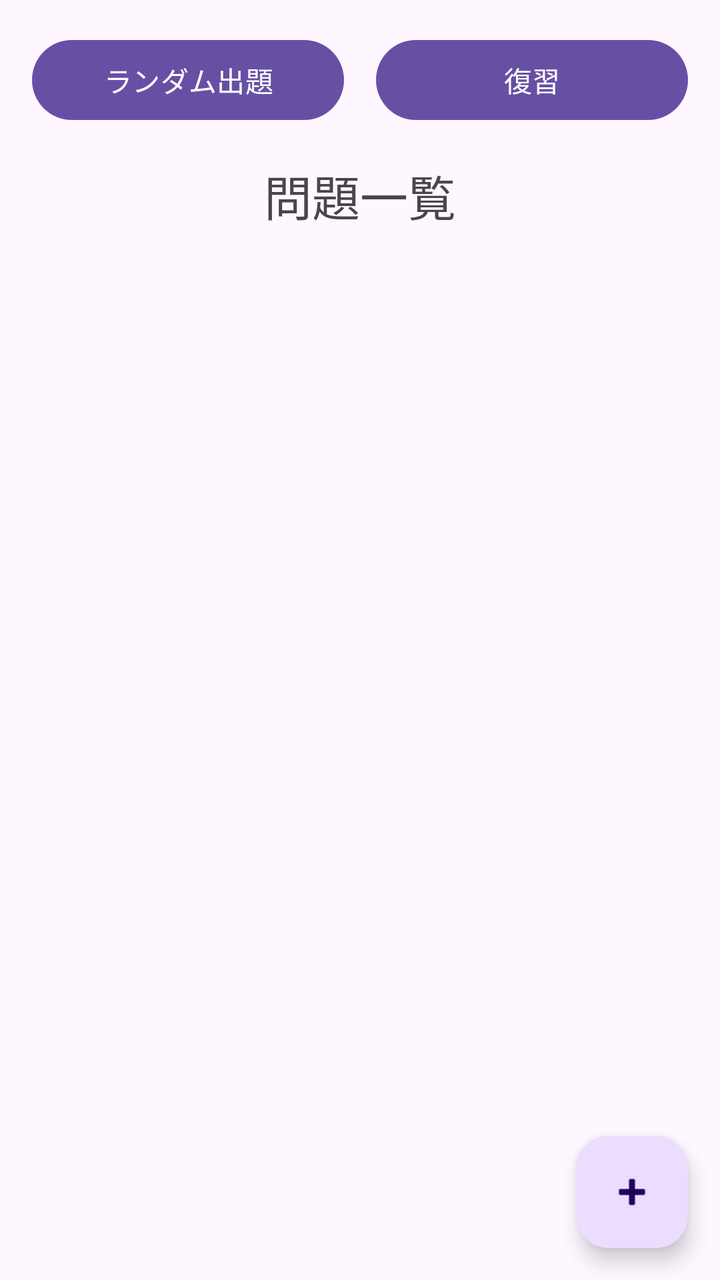
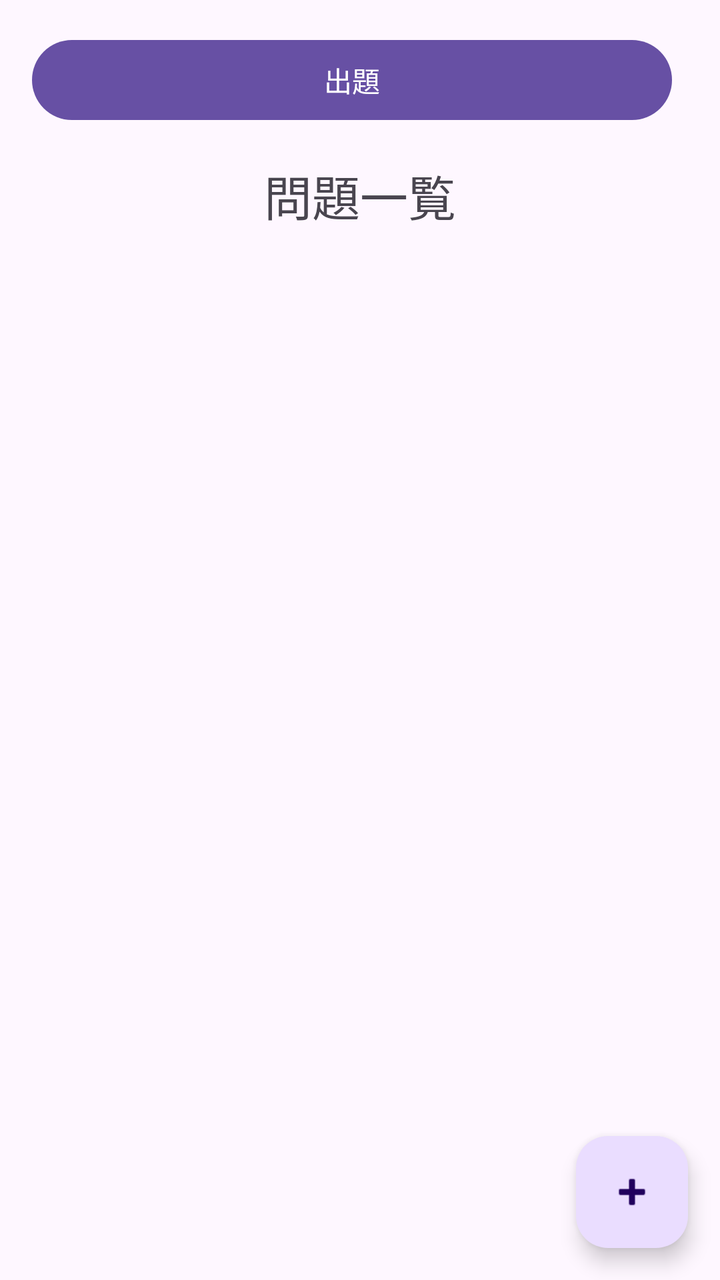

Two renders of the same Android screen: before a commit and after it. Below are the layout's source before the change and the commit's diff.
<!-- AndroidManifest.xml: application theme Theme.ExamDrill -->
<!-- res/layout/fragment_exam_detail.xml -->
<?xml version="1.0" encoding="utf-8"?>
<androidx.constraintlayout.widget.ConstraintLayout xmlns:android="http://schemas.android.com/apk/res/android"
    xmlns:app="http://schemas.android.com/apk/res-auto"
    android:layout_width="match_parent"
    android:layout_height="match_parent">

    <LinearLayout
        android:id="@+id/header"
        android:layout_width="match_parent"
        android:layout_height="wrap_content"
        android:orientation="vertical"
        android:padding="16dp"
        app:layout_constraintTop_toTopOf="parent">

        <LinearLayout
            android:layout_width="match_parent"
            android:layout_height="wrap_content"
            android:orientation="horizontal">

            <Button
                android:id="@+id/btn_random_quiz"
                android:layout_width="0dp"
                android:layout_height="wrap_content"
                android:layout_weight="1"
                android:layout_marginEnd="8dp"
                android:text="@string/random_quiz" />

            <Button
                android:id="@+id/btn_review"
                android:layout_width="0dp"
                android:layout_height="wrap_content"
                android:layout_weight="1"
                android:layout_marginStart="8dp"
                android:text="@string/review" />

        </LinearLayout>

        <TextView
            android:layout_width="match_parent"
            android:layout_height="wrap_content"
            android:layout_marginTop="16dp"
            android:text="@string/problem_list"
            android:textAlignment="center"
            android:textSize="24sp" />

    </LinearLayout>

    <TextView
        android:id="@+id/text_empty"
        android:layout_width="match_parent"
        android:layout_height="wrap_content"
        android:layout_marginTop="32dp"
        android:text="@string/no_problems"
        android:textAlignment="center"
        android:visibility="gone"
        app:layout_constraintTop_toBottomOf="@id/header" />

    <androidx.recyclerview.widget.RecyclerView
        android:id="@+id/problem_list"
        android:layout_width="match_parent"
        android:layout_height="0dp"
        android:padding="16dp"
        android:clipToPadding="false"
        app:layout_constraintTop_toBottomOf="@id/header"
        app:layout_constraintBottom_toBottomOf="parent" />

    <com.google.android.material.floatingactionbutton.FloatingActionButton
        android:id="@+id/fab_add_problem"
        android:layout_width="wrap_content"
        android:layout_height="wrap_content"
        android:layout_margin="16dp"
        android:contentDescription="@string/add_problem"
        app:layout_constraintBottom_toBottomOf="parent"
        app:layout_constraintEnd_toEndOf="parent"
        app:srcCompat="@android:drawable/ic_input_add" />

</androidx.constraintlayout.widget.ConstraintLayout>
<!-- resources referenced by this layout -->
<resources>
  <string name="add_problem">問題を追加</string>
  <string name="no_problems">問題が登録されていません</string>
  <string name="problem_list">問題一覧</string>
  <string name="random_quiz">ランダム出題</string>
  <string name="review">復習</string>
  <style name="Theme.ExamDrill" parent="Base.Theme.ExamDrill" />
  <style name="Base.Theme.ExamDrill" parent="Theme.Material3.DayNight.NoActionBar">
          
          
      </style>
</resources>

<!-- the commit's change to res/layout/fragment_exam_detail.xml (unified diff, before → after) -->
@@ -23,15 +23,7 @@
                 android:layout_height="wrap_content"
                 android:layout_weight="1"
                 android:layout_marginEnd="8dp"
-                android:text="@string/random_quiz" />
-
-            <Button
-                android:id="@+id/btn_review"
-                android:layout_width="0dp"
-                android:layout_height="wrap_content"
-                android:layout_weight="1"
-                android:layout_marginStart="8dp"
-                android:text="@string/review" />
+                android:text="@string/question" />
 
         </LinearLayout>
 
<!-- resource entries referenced after the edit -->
@@ -3,8 +3,7 @@
   <string name="add_problem">問題を追加</string>
   <string name="no_problems">問題が登録されていません</string>
   <string name="problem_list">問題一覧</string>
-  <string name="random_quiz">ランダム出題</string>
-  <string name="review">復習</string>
+  <string name="question">出題</string>
   <style name="Theme.ExamDrill" parent="Base.Theme.ExamDrill" />
   <style name="Base.Theme.ExamDrill" parent="Theme.Material3.DayNight.NoActionBar">
           
